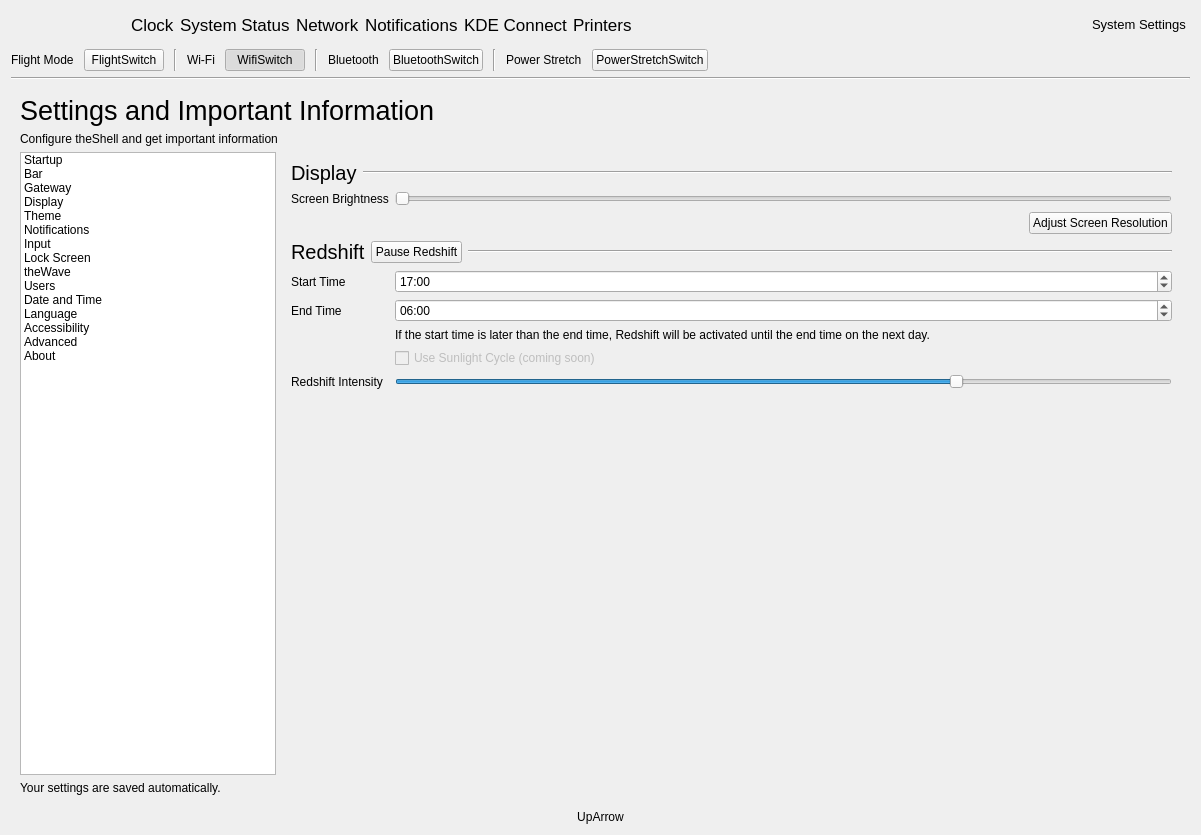
Before: the Qt Designer form infopanedropdown.ui in vicr123/theshell, drawn with Qt 5.
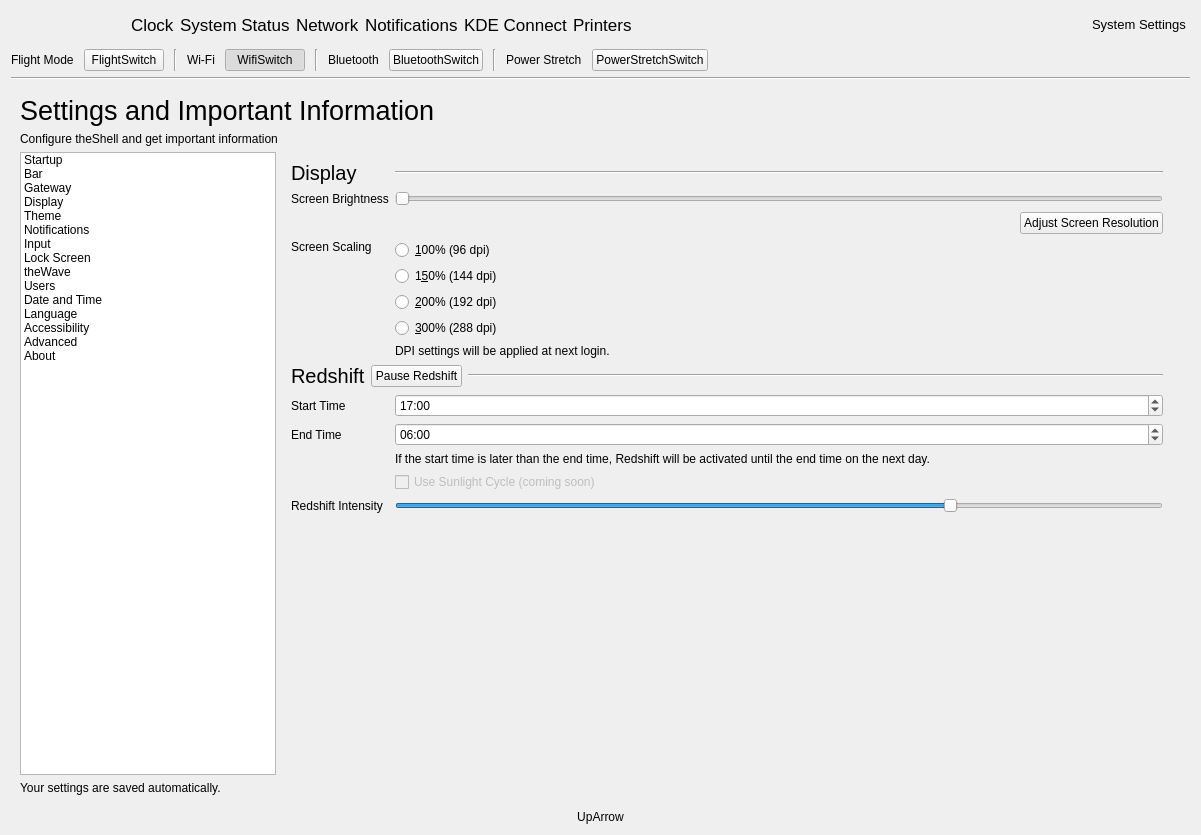
After: the same form once the commit is applied. The open tabs and pages were chosen to show the change. Icons and pictures are not drawn. Custom widgets are drawn as their Qt base class.

Commit message: Update style when bar is on bottom, add click status bar option

The edit to the form file:
```diff
--- a/infopanedropdown.ui
+++ b/infopanedropdown.ui
@@ -2585,119 +2585,92 @@
             </layout>
            </widget>
            <widget class="QWidget" name="DisplaySettings">
-            <layout class="QFormLayout" name="formLayout">
-             <item row="0" column="0" colspan="2">
-              <widget class="QFrame" name="displayHeader">
+            <layout class="QVBoxLayout" name="verticalLayout_34">
+             <item>
+              <widget class="QScrollArea" name="scrollArea">
                <property name="frameShape">
                 <enum>QFrame::NoFrame</enum>
                </property>
-               <property name="frameShadow">
-                <enum>QFrame::Raised</enum>
+               <property name="horizontalScrollBarPolicy">
+                <enum>Qt::ScrollBarAlwaysOff</enum>
                </property>
-               <layout class="QHBoxLayout" name="horizontalLayout_8">
+               <property name="widgetResizable">
+                <bool>true</bool>
+               </property>
+               <widget class="QWidget" name="scrollAreaWidgetContents">
+                <property name="geometry">
+                 <rect>
+                  <x>0</x>
+                  <y>0</y>
+                  <width>883</width>
+                  <height>589</height>
+                 </rect>
+                </property>
+                <layout class="QGridLayout" name="gridLayout_21">
                 <property name="leftMargin">
                  <number>0</number>
                 </property>
                 <property name="topMargin">
                  <number>0</number>
                 </property>
-                <property name="rightMargin">
-                 <number>0</number>
-                </property>
                 <property name="bottomMargin">
                  <number>0</number>
                 </property>
-                <item>
-                 <widget class="QLabel" name="displayLabel">
-                  <property name="font">
-                   <font>
-                    <pointsize>15</pointsize>
-                   </font>
-                  </property>
+                 <item row="5" column="0">
+                  <widget class="QLabel" name="label_5">
                   <property name="text">
-                   <string>Display</string>
+                    <string>Start Time</string>
                   </property>
                  </widget>
                 </item>
-                <item>
-                 <widget class="Line" name="displayLine">
+                 <item row="3" column="0">
+                  <widget class="QLabel" name="label_51">
                   <property name="sizePolicy">
-                   <sizepolicy hsizetype="Expanding" vsizetype="Fixed">
+                    <sizepolicy hsizetype="Preferred" vsizetype="Preferred">
                     <horstretch>0</horstretch>
                     <verstretch>0</verstretch>
                    </sizepolicy>
                   </property>
-                  <property name="orientation">
-                   <enum>Qt::Horizontal</enum>
-                  </property>
-                 </widget>
-                </item>
-               </layout>
-              </widget>
-             </item>
-             <item row="1" column="0">
-              <widget class="QLabel" name="label_4">
+                   <property name="text">
+                    <string>Screen Scaling</string>
+                   </property>
+                   <property name="alignment">
+                    <set>Qt::AlignLeading|Qt::AlignLeft|Qt::AlignTop</set>
+                   </property>
+                  </widget>
+                 </item>
+                 <item row="8" column="1">
+                  <widget class="QCheckBox" name="sunlightRedshift">
+                   <property name="enabled">
+                    <bool>false</bool>
+                   </property>
+                   <property name="text">
+                    <string>Use Sunlight Cycle (coming soon)</string>
+                   </property>
+                  </widget>
+                 </item>
+                 <item row="7" column="1">
+                  <widget class="QLabel" name="label_57">
                <property name="text">
-                <string>Screen Brightness</string>
+                    <string>If the start time is later than the end time, Redshift will be activated until the end time on the next day.</string>
                </property>
               </widget>
              </item>
-             <item row="1" column="1">
-              <widget class="QSlider" name="brightnessSlider">
-               <property name="orientation">
-                <enum>Qt::Horizontal</enum>
+                 <item row="6" column="0">
+                  <widget class="QLabel" name="label_8">
+                   <property name="text">
+                    <string>End Time</string>
                </property>
               </widget>
              </item>
-             <item row="2" column="0" colspan="2">
-              <widget class="QFrame" name="resolutionFrame">
-               <property name="frameShape">
-                <enum>QFrame::NoFrame</enum>
-               </property>
-               <property name="frameShadow">
-                <enum>QFrame::Raised</enum>
-               </property>
-               <layout class="QHBoxLayout" name="horizontalLayout_10">
-                <property name="leftMargin">
-                 <number>0</number>
-                </property>
-                <property name="topMargin">
-                 <number>0</number>
-                </property>
-                <property name="rightMargin">
-                 <number>0</number>
-                </property>
-                <property name="bottomMargin">
-                 <number>0</number>
-                </property>
-                <item>
-                 <spacer name="horizontalSpacer_7">
-                  <property name="orientation">
-                   <enum>Qt::Horizontal</enum>
-                  </property>
-                  <property name="sizeHint" stdset="0">
-                   <size>
-                    <width>40</width>
-                    <height>20</height>
-                   </size>
-                  </property>
-                 </spacer>
-                </item>
-                <item>
-                 <widget class="QPushButton" name="resolutionButton">
+                 <item row="9" column="0">
+                  <widget class="QLabel" name="label_18">
                   <property name="text">
-                   <string>Adjust Screen Resolution</string>
-                  </property>
-                  <property name="icon">
-                   <iconset theme="preferences-desktop-display">
-                    <normaloff>.</normaloff>.</iconset>
-                  </property>
-                 </widget>
-                </item>
-               </layout>
-              </widget>
-             </item>
-             <item row="3" column="0" colspan="2">
+                    <string>Redshift Intensity</string>
+                   </property>
+                  </widget>
+                 </item>
+                 <item row="4" column="0" colspan="2">
               <widget class="QFrame" name="redshiftHeader">
                <property name="frameShape">
                 <enum>QFrame::NoFrame</enum>
@@ -2753,38 +2726,43 @@
                </layout>
               </widget>
              </item>
-             <item row="4" column="0">
-              <widget class="QLabel" name="label_5">
-               <property name="text">
-                <string>Start Time</string>
-               </property>
-              </widget>
-             </item>
-             <item row="5" column="0">
-              <widget class="QLabel" name="label_8">
+                 <item row="0" column="0">
+                  <widget class="QFrame" name="displayHeader">
+                   <property name="frameShape">
+                    <enum>QFrame::NoFrame</enum>
+                   </property>
+                   <property name="frameShadow">
+                    <enum>QFrame::Raised</enum>
+                   </property>
+                   <layout class="QHBoxLayout" name="horizontalLayout_8">
+                    <property name="leftMargin">
+                     <number>0</number>
+                    </property>
+                    <property name="topMargin">
+                     <number>0</number>
+                    </property>
+                    <property name="rightMargin">
+                     <number>0</number>
+                    </property>
+                    <property name="bottomMargin">
+                     <number>0</number>
+                    </property>
+                    <item>
+                     <widget class="QLabel" name="displayLabel">
+                      <property name="font">
+                       <font>
+                        <pointsize>15</pointsize>
+                       </font>
+                      </property>
                <property name="text">
-                <string>End Time</string>
+                       <string>Display</string>
                </property>
               </widget>
              </item>
-             <item row="4" column="1">
-              <widget class="QTimeEdit" name="startRedshift">
-               <property name="dateTime">
-                <datetime>
-                 <hour>17</hour>
-                 <minute>0</minute>
-                 <second>0</second>
-                 <year>2000</year>
-                 <month>1</month>
-                 <day>1</day>
-                </datetime>
-               </property>
-               <property name="displayFormat">
-                <string>HH:mm</string>
-               </property>
-              </widget>
-             </item>
-             <item row="5" column="1">
+                   </layout>
+                  </widget>
+                 </item>
+                 <item row="6" column="1">
               <widget class="QTimeEdit" name="endRedshift">
                <property name="dateTime">
                 <datetime>
@@ -2801,24 +2779,55 @@
                </property>
               </widget>
              </item>
-             <item row="7" column="1">
-              <widget class="QCheckBox" name="sunlightRedshift">
-               <property name="enabled">
-                <bool>false</bool>
-               </property>
-               <property name="text">
-                <string>Use Sunlight Cycle (coming soon)</string>
-               </property>
-              </widget>
-             </item>
-             <item row="8" column="0">
-              <widget class="QLabel" name="label_18">
+                 <item row="2" column="0" colspan="2">
+                  <widget class="QFrame" name="resolutionFrame">
+                   <property name="frameShape">
+                    <enum>QFrame::NoFrame</enum>
+                   </property>
+                   <property name="frameShadow">
+                    <enum>QFrame::Raised</enum>
+                   </property>
+                   <layout class="QHBoxLayout" name="horizontalLayout_10">
+                    <property name="leftMargin">
+                     <number>0</number>
+                    </property>
+                    <property name="topMargin">
+                     <number>0</number>
+                    </property>
+                    <property name="rightMargin">
+                     <number>0</number>
+                    </property>
+                    <property name="bottomMargin">
+                     <number>0</number>
+                    </property>
+                    <item>
+                     <spacer name="horizontalSpacer_7">
+                      <property name="orientation">
+                       <enum>Qt::Horizontal</enum>
+                      </property>
+                      <property name="sizeHint" stdset="0">
+                       <size>
+                        <width>40</width>
+                        <height>20</height>
+                       </size>
+                      </property>
+                     </spacer>
+                    </item>
+                    <item>
+                     <widget class="QPushButton" name="resolutionButton">
                <property name="text">
-                <string>Redshift Intensity</string>
-               </property>
-              </widget>
-             </item>
-             <item row="8" column="1">
+                       <string>Adjust Screen Resolution</string>
+                      </property>
+                      <property name="icon">
+                       <iconset theme="preferences-desktop-display">
+                        <normaloff>.</normaloff>.</iconset>
+                      </property>
+                     </widget>
+                    </item>
+                   </layout>
+                  </widget>
+                 </item>
+                 <item row="9" column="1">
               <widget class="QSlider" name="redshiftIntensity">
                <property name="minimum">
                 <number>1000</number>
@@ -2840,28 +2849,104 @@
                </property>
               </widget>
              </item>
-             <item row="9" column="0" colspan="2">
-              <layout class="QHBoxLayout" name="horizontalLayout_12">
-               <item>
-                <spacer name="horizontalSpacer_9">
+                 <item row="5" column="1">
+                  <widget class="QTimeEdit" name="startRedshift">
+                   <property name="dateTime">
+                    <datetime>
+                     <hour>17</hour>
+                     <minute>0</minute>
+                     <second>0</second>
+                     <year>2000</year>
+                     <month>1</month>
+                     <day>1</day>
+                    </datetime>
+                   </property>
+                   <property name="displayFormat">
+                    <string>HH:mm</string>
+                   </property>
+                  </widget>
+                 </item>
+                 <item row="1" column="0">
+                  <widget class="QLabel" name="label_4">
+                   <property name="text">
+                    <string>Screen Brightness</string>
+                   </property>
+                  </widget>
+                 </item>
+                 <item row="0" column="1">
+                  <widget class="Line" name="displayLine">
+                   <property name="sizePolicy">
+                    <sizepolicy hsizetype="Expanding" vsizetype="Fixed">
+                     <horstretch>0</horstretch>
+                     <verstretch>0</verstretch>
+                    </sizepolicy>
+                   </property>
                  <property name="orientation">
                   <enum>Qt::Horizontal</enum>
+                   </property>
+                  </widget>
+                 </item>
+                 <item row="1" column="1">
+                  <widget class="QSlider" name="brightnessSlider">
+                   <property name="orientation">
+                    <enum>Qt::Horizontal</enum>
+                   </property>
+                  </widget>
+                 </item>
+                 <item row="3" column="1">
+                  <layout class="QVBoxLayout" name="verticalLayout_33">
+                   <item>
+                    <widget class="QRadioButton" name="dpi100">
+                     <property name="text">
+                      <string>&amp;100% (96 dpi)</string>
+                     </property>
+                    </widget>
+                   </item>
+                   <item>
+                    <widget class="QRadioButton" name="dpi150">
+                     <property name="text">
+                      <string>1&amp;50% (144 dpi)</string>
+                     </property>
+                    </widget>
+                   </item>
+                   <item>
+                    <widget class="QRadioButton" name="dpi200">
+                     <property name="text">
+                      <string>&amp;200% (192 dpi)</string>
+                     </property>
+                    </widget>
+                   </item>
+                   <item>
+                    <widget class="QRadioButton" name="dpi300">
+                     <property name="text">
+                      <string>&amp;300% (288 dpi)</string>
+                     </property>
+                    </widget>
+                   </item>
+                   <item>
+                    <widget class="QLabel" name="label_52">
+                     <property name="text">
+                      <string>DPI settings will be applied at next login.</string>
+                     </property>
+                    </widget>
+                   </item>
+                  </layout>
+                 </item>
+                 <item row="10" column="1">
+                  <spacer name="verticalSpacer_26">
+                   <property name="orientation">
+                    <enum>Qt::Vertical</enum>
                  </property>
                  <property name="sizeHint" stdset="0">
                   <size>
-                   <width>40</width>
-                   <height>20</height>
+                     <width>20</width>
+                     <height>40</height>
                   </size>
                  </property>
                 </spacer>
                </item>
               </layout>
-             </item>
-             <item row="6" column="1">
-              <widget class="QLabel" name="label_57">
-               <property name="text">
-                <string>If the start time is later than the end time, Redshift will be activated until the end time on the next day.</string>
-               </property>
+               </widget>
               </widget>
              </item>
             </layout>
```
Left out of the diff: 33 changed lines with no effect on the pictures. Lines whose indentation alone changed are shown as unchanged. The commit also changes 6 other files.
